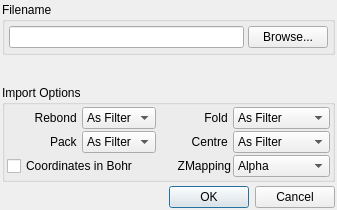
trisyoungs/aten, file src/gui/loadmodel.ui: the form before one commit.
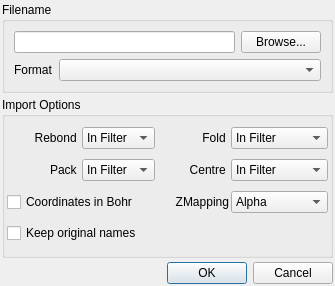
The form after the commit. Icons and pictures are not drawn.

Commit message: Improved LoadModel dialog, adding tooltips, KeepNames checkbox, Format combo, and fixed Bohr conversion. Added array-based item access to Reflist class. Added const declarations to many class methods throughout. Moved some method code out of MethodCg and LineMinimiser headers.

The edit to the form file:
```diff
--- a/src/gui/loadmodel.ui
+++ b/src/gui/loadmodel.ui
@@ -1,12 +1,15 @@
 <ui version="4.0" >
  <class>LoadModelDialog</class>
- <widget class="QDialog" name="LoadModelDialog" >
-  <property name="geometry" >
+ <widget class="QDialog" name="LoadModelDialog">
+  <property name="windowModality">
+   <enum>Qt::ApplicationModal</enum>
+  </property>
+  <property name="geometry">
    <rect>
     <x>0</x>
     <y>0</y>
-    <width>337</width>
-    <height>210</height>
+    <width>335</width>
+    <height>286</height>
    </rect>
   </property>
   <property name="sizePolicy" >
@@ -40,31 +43,19 @@
      <property name="title" >
       <string>Filename</string>
      </property>
-     <layout class="QHBoxLayout" >
-      <property name="spacing" >
-       <number>4</number>
-      </property>
-      <property name="margin" >
-       <number>2</number>
-      </property>
+     <layout class="QVBoxLayout" name="verticalLayout">
       <item>
-       <layout class="QHBoxLayout" >
-        <property name="spacing" >
-         <number>4</number>
-        </property>
-        <property name="margin" >
-         <number>2</number>
-        </property>
+       <layout class="QHBoxLayout" name="horizontalLayout_2">
         <item>
-         <widget class="QLineEdit" name="LoadModelEdit" >
-          <property name="text" >
+         <widget class="QLineEdit" name="FilenameEdit">
+          <property name="text">
            <string/>
           </property>
          </widget>
         </item>
         <item>
-         <widget class="QPushButton" name="LoadModelBrowseButton" >
-          <property name="text" >
+         <widget class="QPushButton" name="BrowseButton">
+          <property name="text">
            <string>Browse...</string>
           </property>
           <property name="autoDefault" >
@@ -74,47 +65,73 @@
         </item>
        </layout>
       </item>
+      <item>
+       <layout class="QHBoxLayout" name="horizontalLayout">
+        <item>
+         <widget class="QLabel" name="label_2">
+          <property name="sizePolicy">
+           <sizepolicy hsizetype="Minimum" vsizetype="Preferred">
+            <horstretch>0</horstretch>
+            <verstretch>0</verstretch>
+           </sizepolicy>
+          </property>
+          <property name="text">
+           <string>Format</string>
+          </property>
+         </widget>
+        </item>
+        <item>
+         <widget class="QComboBox" name="FormatCombo">
+          <property name="sizePolicy">
+           <sizepolicy hsizetype="Expanding" vsizetype="Fixed">
+            <horstretch>0</horstretch>
+            <verstretch>0</verstretch>
+           </sizepolicy>
+          </property>
+          <property name="toolTip">
+           <string>Format of model file to assume, if not &lt;Auto Detect&gt;</string>
+          </property>
+         </widget>
+        </item>
+       </layout>
+      </item>
      </layout>
     </widget>
    </item>
    <item>
-    <spacer>
-     <property name="orientation" >
-      <enum>Qt::Vertical</enum>
+    <widget class="QGroupBox" name="OptionGroup">
+     <property name="sizePolicy">
+      <sizepolicy hsizetype="Expanding" vsizetype="Expanding">
+       <horstretch>0</horstretch>
+       <verstretch>0</verstretch>
+      </sizepolicy>
      </property>
-     <property name="sizeHint" stdset="0" >
-      <size>
-       <width>20</width>
-       <height>0</height>
-      </size>
-     </property>
-    </spacer>
-   </item>
-   <item>
-    <widget class="QGroupBox" name="LoadModelOptionGroup" >
-     <property name="title" >
+     <property name="title">
       <string>Import Options</string>
      </property>
-     <layout class="QHBoxLayout" >
-      <property name="spacing" >
+     <layout class="QHBoxLayout">
+      <property name="spacing">
        <number>4</number>
       </property>
-      <property name="margin" >
+      <property name="margin">
        <number>2</number>
       </property>
       <item>
-       <layout class="QGridLayout" >
-        <property name="margin" >
+       <layout class="QGridLayout">
+        <property name="margin">
          <number>0</number>
         </property>
-        <property name="spacing" >
+        <property name="spacing">
          <number>2</number>
         </property>
-        <item row="0" column="1" >
-         <widget class="QComboBox" name="LoadModelRebondCombo" >
+        <item row="0" column="1">
+         <widget class="QComboBox" name="RebondCombo">
+          <property name="toolTip">
+           <string>Let filter perform bond calculation, or prevent/force calculation on load</string>
+          </property>
           <item>
-           <property name="text" >
-            <string>As Filter</string>
+           <property name="text">
+            <string>In Filter</string>
            </property>
           </item>
           <item>
@@ -129,9 +146,9 @@
           </item>
          </widget>
         </item>
-        <item row="0" column="2" >
-         <widget class="QLabel" name="FoldLabel" >
-          <property name="text" >
+        <item row="0" column="2">
+         <widget class="QLabel" name="FoldLabel">
+          <property name="text">
            <string>Fold </string>
           </property>
           <property name="alignment" >
@@ -139,9 +156,9 @@
           </property>
          </widget>
         </item>
-        <item row="0" column="0" >
-         <widget class="QLabel" name="RebondLabel" >
-          <property name="text" >
+        <item row="0" column="0">
+         <widget class="QLabel" name="RebondLabel">
+          <property name="text">
            <string>Rebond </string>
           </property>
           <property name="alignment" >
@@ -149,11 +166,14 @@
           </property>
          </widget>
         </item>
-        <item row="0" column="3" >
-         <widget class="QComboBox" name="LoadModelFoldCombo" >
+        <item row="0" column="3">
+         <widget class="QComboBox" name="FoldCombo">
+          <property name="toolTip">
+           <string>Let filter perform atom folding in periodic systems, or prevent/force folding on load</string>
+          </property>
           <item>
-           <property name="text" >
-            <string>As Filter</string>
+           <property name="text">
+            <string>In Filter</string>
            </property>
           </item>
           <item>
@@ -168,9 +188,9 @@
           </item>
          </widget>
         </item>
-        <item row="1" column="2" >
-         <widget class="QLabel" name="CentreLabel" >
-          <property name="text" >
+        <item row="1" column="2">
+         <widget class="QLabel" name="CentreLabel">
+          <property name="text">
            <string>Centre </string>
           </property>
           <property name="alignment" >
@@ -178,11 +198,14 @@
           </property>
          </widget>
         </item>
-        <item row="1" column="3" >
-         <widget class="QComboBox" name="LoadModelCentreCombo" >
+        <item row="1" column="3">
+         <widget class="QComboBox" name="CentreCombo">
+          <property name="toolTip">
+           <string>Let filter perform coordinate centering, or prevent/force centering on load</string>
+          </property>
           <item>
-           <property name="text" >
-            <string>As Filter</string>
+           <property name="text">
+            <string>In Filter</string>
            </property>
           </item>
           <item>
@@ -197,9 +220,9 @@
           </item>
          </widget>
         </item>
-        <item row="1" column="0" >
-         <widget class="QLabel" name="PackLabel" >
-          <property name="text" >
+        <item row="1" column="0">
+         <widget class="QLabel" name="PackLabel">
+          <property name="text">
            <string>Pack </string>
           </property>
           <property name="alignment" >
@@ -207,11 +230,14 @@
           </property>
          </widget>
         </item>
-        <item row="1" column="1" >
-         <widget class="QComboBox" name="LoadModelPackCombo" >
+        <item row="1" column="1">
+         <widget class="QComboBox" name="PackCombo">
+          <property name="toolTip">
+           <string>Let filter perform spacegroup packing, or prevent/force packing on load</string>
+          </property>
           <item>
-           <property name="text" >
-            <string>As Filter</string>
+           <property name="text">
+            <string>In Filter</string>
            </property>
           </item>
           <item>
@@ -226,16 +252,19 @@
           </item>
          </widget>
         </item>
-        <item row="2" column="0" colspan="2" >
-         <widget class="QCheckBox" name="LoadModelBohrCheck" >
-          <property name="text" >
+        <item row="2" column="0" colspan="2">
+         <widget class="QCheckBox" name="BohrCheck">
+          <property name="toolTip">
+           <string>Assume coordinates in the model file are in Bohr, and convert to Angstrom</string>
+          </property>
+          <property name="text">
            <string>Coordinates in Bohr</string>
           </property>
          </widget>
         </item>
-        <item row="2" column="2" >
-         <widget class="QLabel" name="label" >
-          <property name="text" >
+        <item row="2" column="2">
+         <widget class="QLabel" name="label">
+          <property name="text">
            <string>ZMapping</string>
           </property>
           <property name="alignment" >
@@ -243,8 +272,11 @@
           </property>
          </widget>
         </item>
-        <item row="2" column="3" >
-         <widget class="QComboBox" name="LoadModelZMappingCombo" >
+        <item row="2" column="3">
+         <widget class="QComboBox" name="ZMappingCombo">
+          <property name="toolTip">
+           <string>Use specified name-to-element conversion</string>
+          </property>
           <item>
            <property name="text" >
             <string>Alpha</string>
@@ -282,6 +314,16 @@
           </item>
          </widget>
         </item>
+        <item row="3" column="0" colspan="2">
+         <widget class="QCheckBox" name="KeepNamesCheck">
+          <property name="toolTip">
+           <string>Create a basic forcefield containing names of the original atoms (before conversion)</string>
+          </property>
+          <property name="text">
+           <string>Keep original names</string>
+          </property>
+         </widget>
+        </item>
        </layout>
       </item>
      </layout>
```
Left out of the diff: 87 changed lines with no effect on the pictures. The commit also changes 105 other files.
